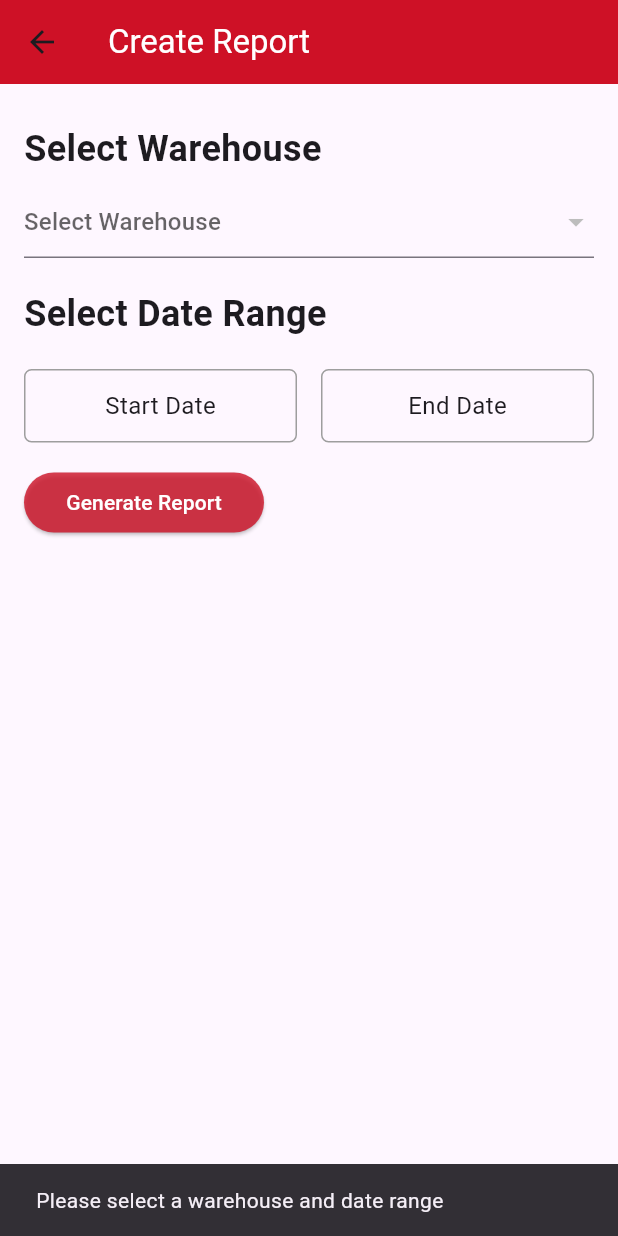
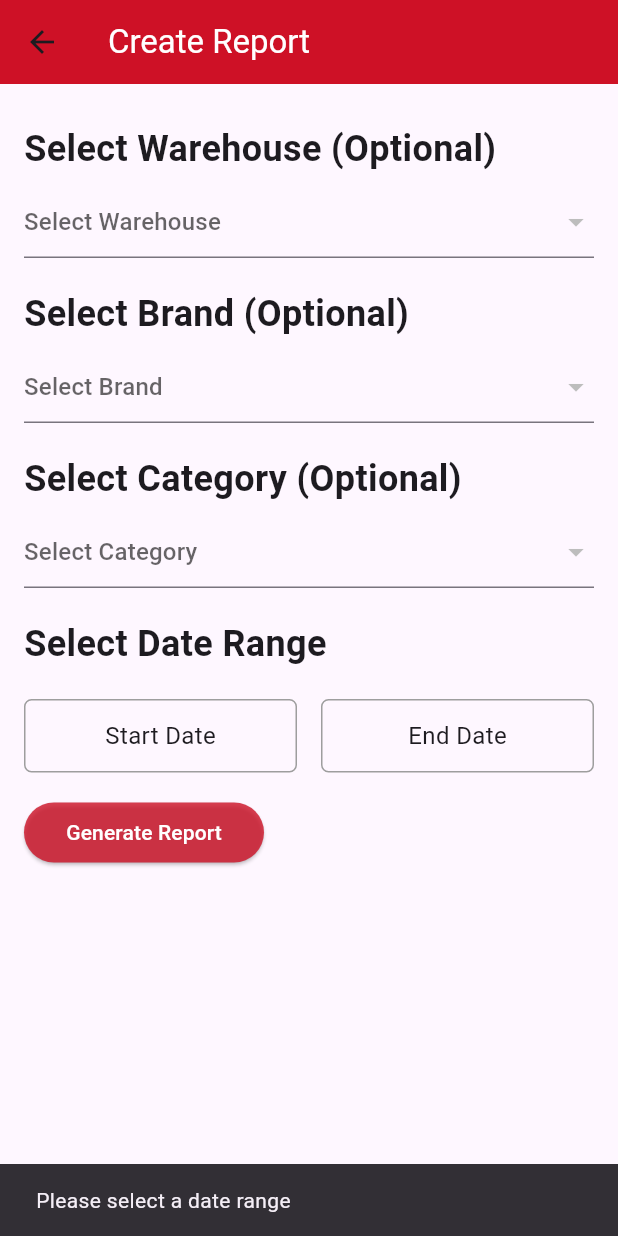
Before and after one commit to akramul47/inventory_user, a Flutter app: the ReportPage screen opened directly, after a tap on "Generate Report", on a phone screen of 412 x 824 dp. Run offline on Flutter 3.47's test engine with Material 3 defaults, Android fonts, the phone set to English and light mode, and no system bars; our stand-ins replace cached_network_image, csv, file_picker, flutter_image_compress, image_picker, shared_preferences and 1 more; missing offline and left inert: barcode_scan2; accounts and stored records are empty.

Commit message:
General report update

```diff
--- a/lib/providers/product_provider.dart
+++ b/lib/providers/product_provider.dart
@@ -89,7 +89,7 @@ class ProductProvider extends ChangeNotifier {
       if (response.statusCode == 200) {
         final Map<String, dynamic> responseData = jsonDecode(response.body);
         final List<dynamic> productsData = responseData['products']['data'];
-        print(productsData);
+        // print(productsData);
 
         // Update totalProducts with the total count from API response
         _totalProducts = responseData['products']['total'];
--- a/lib/screens/report_screen.dart
+++ b/lib/screens/report_screen.dart
@@ -16,17 +16,19 @@ class ReportPage extends StatefulWidget {
 }
 
 class _ReportPageState extends State<ReportPage> {
-  Warehouse? _selectedWarehouse; // Initialize selected warehouse
+  Warehouse? _selectedWarehouse;
+  Brand? _selectedBrand;
+  Category? _selectedCategory;
   DateTime? _startDate;
   DateTime? _endDate;
   bool _isLoading = false;
   Map<String, dynamic>? _reportData;
 
   Future<void> _fetchReport() async {
-    if (_selectedWarehouse == null || _startDate == null || _endDate == null) {
+    if (_startDate == null || _endDate == null) {
       ScaffoldMessenger.of(context).showSnackBar(
         const SnackBar(
-          content: Text('Please select a warehouse and date range'),
+          content: Text('Please select a date range'),
         ),
       );
       return;
@@ -39,10 +41,26 @@ class _ReportPageState extends State<ReportPage> {
 
     try {
       final token = await AuthService.getToken();
-      final startDateString = DateFormat('dd/MM/yyyy').format(_startDate!);
-      final endDateString = DateFormat('dd/MM/yyyy').format(_endDate!);
-      final url =
-          'https://warehouse.z8tech.one/Backend/public/api/shifting/report/?timeRange=0&startDate=$startDateString&endDate=$endDateString&warehouse_id=${_selectedWarehouse!.id}';
+      final startDateString = DateFormat('yyyy-MM-dd').format(_startDate!);
+      final endDateString = DateFormat('yyyy-MM-dd').format(_endDate!);
+      final warehouseId = _selectedWarehouse?.id?.toString();
+      final brandId = _selectedBrand?.id?.toString();
+      final categoryId = _selectedCategory?.id?.toString();
+
+      String url =
+          'https://warehouse.z8tech.one/Backend/public/api/shifting/report/?starting_date=$startDateString&ending_date=$endDateString';
+
+      if (warehouseId != null) {
+        url += '&warehouse_id=$warehouseId';
+      }
+
+      if (brandId != null) {
+        url += '&brand_id=$brandId';
+      }
+
+      if (categoryId != null) {
+        url += '&category_id=$categoryId';
+      }
 
       final response = await http.get(
         Uri.parse(url),
@@ -54,10 +72,16 @@ class _ReportPageState extends State<ReportPage> {
       });
 
       if (response.statusCode == 200) {
+        print(response.body);
         final data = jsonDecode(response.body);
         if (data['status'] == true) {
           setState(() {
             _reportData = data;
+            _selectedWarehouse = null;
+            _selectedBrand = null;
+            _selectedCategory = null;
+            _startDate = null;
+            _endDate = null;
           });
         } else {
           ScaffoldMessenger.of(context).showSnackBar(
@@ -79,7 +103,9 @@ class _ReportPageState extends State<ReportPage> {
   @override
   Widget build(BuildContext context) {
     final productProvider = Provider.of<ProductProvider>(context);
-    final warehouses = productProvider.warehouses; // Access list of warehouses
+    final warehouses = productProvider.warehouses;
+    final brands = productProvider.brands;
+    final categories = productProvider.categories;
 
     return Scaffold(
       appBar: AppBar(
@@ -89,14 +115,16 @@ class _ReportPageState extends State<ReportPage> {
         ),
         backgroundColor: Pallete.primaryRed,
       ),
-      body: Padding(
+      body: SingleChildScrollView(
+        scrollDirection: Axis.vertical,
+        child: Padding(
           padding: const EdgeInsets.all(16.0),
           child: Column(
             crossAxisAlignment: CrossAxisAlignment.start,
             children: [
               const SizedBox(height: 10),
               const Text(
-              'Select Warehouse',
+                'Select Warehouse (Optional)',
                 style: TextStyle(fontSize: 24, fontWeight: FontWeight.bold),
               ),
               const SizedBox(height: 8),
@@ -111,14 +139,50 @@ class _ReportPageState extends State<ReportPage> {
                 }).toList(),
                 onChanged: (value) {
                   setState(() {
-                  _selectedWarehouse = value; // Set selected warehouse
+                    _selectedWarehouse = value;
                   });
                 },
-              validator: (value) {
-                if (value == null) {
-                  return 'Please select a warehouse';
-                }
-                return null;
+              ),
+              const SizedBox(height: 20),
+              const Text(
+                'Select Brand (Optional)',
+                style: TextStyle(fontSize: 24, fontWeight: FontWeight.bold),
+              ),
+              const SizedBox(height: 8),
+              DropdownButtonFormField<Brand>(
+                value: _selectedBrand,
+                hint: const Text('Select Brand'),
+                items: brands.map((brand) {
+                  return DropdownMenuItem<Brand>(
+                    value: brand,
+                    child: Text(brand.name),
+                  );
+                }).toList(),
+                onChanged: (value) {
+                  setState(() {
+                    _selectedBrand = value;
+                  });
+                },
+              ),
+              const SizedBox(height: 20),
+              const Text(
+                'Select Category (Optional)',
+                style: TextStyle(fontSize: 24, fontWeight: FontWeight.bold),
+              ),
+              const SizedBox(height: 8),
+              DropdownButtonFormField<Category>(
+                value: _selectedCategory,
+                hint: const Text('Select Category'),
+                items: categories.map((category) {
+                  return DropdownMenuItem<Category>(
+                    value: category,
+                    child: Text(category.name),
+                  );
+                }).toList(),
+                onChanged: (value) {
+                  setState(() {
+                    _selectedCategory = value;
+                  });
                 },
               ),
               const SizedBox(height: 20),
@@ -220,19 +284,61 @@ class _ReportPageState extends State<ReportPage> {
               ),
               const SizedBox(height: 16),
               if (_reportData != null)
-              Expanded(
+                Column(
+                  crossAxisAlignment: CrossAxisAlignment.start,
+                  children: [
+                    const SizedBox(height: 16),
+                    SingleChildScrollView(
+                      scrollDirection: Axis.horizontal,
+                      child: DataTable(
+                        columns: const [
+                          DataColumn(label: Text('Product Name')),
+                          DataColumn(label: Text('Category')),
+                          DataColumn(label: Text('Brand')),
+                          DataColumn(label: Text('Add Warehouse')),
+                          DataColumn(label: Text('From Warehouse')),
+                          DataColumn(label: Text('To Warehouse')),
+                        ],
+                        rows: _reportData!['histories'].map<DataRow>(
+                          (history) {
+                            final product = history['products'];
+                            final brand = product['get_brand']['brand_name'];
+                            final category =
+                                product['get_category']['category_name'];
+                            final fromWarehouse =
+                                history['from_warehouse_id']['name'];
+                            final toWarehouse =
+                                history['to_warehouse_id']['name'];
+                            return DataRow(
+                              cells: [
+                                DataCell(Text(product['product_name'])),
+                                DataCell(Text(category)),
+                                DataCell(Text(brand)),
+                                DataCell(Text(fromWarehouse)),
+                                DataCell(Text(fromWarehouse)),
+                                DataCell(Text(toWarehouse)),
+                              ],
+                            );
+                          },
+                        ).toList(),
+                      ),
+                    ),
+                    const SizedBox(height: 20),
+                    SizedBox(
+                      height: 200, // Adjust the height as needed
                       child: ListView.builder(
+                        shrinkWrap: true,
                         itemCount: _reportData!['data'].length,
                         itemBuilder: (context, index) {
                           final data = _reportData!['data'][index];
-                    // Customize the UI to display the report data
                           return ListTile(
                             title: Column(
                               crossAxisAlignment: CrossAxisAlignment.start,
                               children: [
                                 Text(
                                   'Incoming Products: ${data['incomingProducts']}',
-                            style: const TextStyle(fontWeight: FontWeight.bold),
+                                  style: const TextStyle(
+                                      fontWeight: FontWeight.bold),
                                 ),
                                 const SizedBox(height: 8),
                                 Text(
@@ -252,6 +358,9 @@ class _ReportPageState extends State<ReportPage> {
                     ),
                   ],
                 ),
+            ],
+          ),
+        ),
       ),
     );
   }
--- a/lib/widgets/scanner.dart
+++ b/lib/widgets/scanner.dart
@@ -49,7 +49,7 @@ class BarcodeHelper {
         );
       }
     } on Exception catch (e) {
-      print('Error scanning barcode: $e');
+      // print('Error scanning barcode: $e');
     }
   }
 
@@ -73,8 +73,8 @@ class BarcodeHelper {
         return Product.fromJson(productData);
       } else {
         // Handle error - Failed to fetch product details
-        print(
-            'Failed to fetch product details. Status Code: ${response.statusCode}');
+        // print(
+        //     'Failed to fetch product details. Status Code: ${response.statusCode}');
         return null;
       }
     }
--- a/lib/widgets/search_barcode.dart
+++ b/lib/widgets/search_barcode.dart
@@ -102,17 +102,17 @@ class SearchFromBarcode {
           context: context,
           builder: (BuildContext context) {
             return AlertDialog(
-              title: Text(
+              title: const Text(
                 'Error',
                 style: TextStyle(color: Pallete.primaryRed),
               ),
-              content: Text('Product not found.'),
+              content: const Text('Product not found.'),
               actions: [
                 TextButton(
                   onPressed: () {
                     Navigator.pop(context);
                   },
-                  child: Text('OK'),
+                  child: const Text('OK'),
                 ),
               ],
             );
```
Also changed, not shown: lib/screens/add_item.dart (+11 -11 lines). Lines whose indentation alone changed are shown as unchanged.
